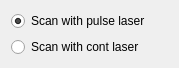
This is scannerselect.ui in budylin/pybotdr as Qt 5 draws it before an edit. The edited form follows.
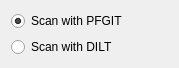
This is the edited form.

Patch:
```diff
--- a/scannerselect.ui
+++ b/scannerselect.ui
@@ -7,7 +7,7 @@
     <x>0</x>
     <y>0</y>
     <width>179</width>
-    <height>57</height>
+    <height>62</height>
    </rect>
   </property>
   <property name="sizePolicy">
@@ -23,7 +23,7 @@
    <item>
     <widget class="QRadioButton" name="pulse">
      <property name="text">
-      <string>Scan with pulse laser</string>
+      <string>Scan with PFGIT</string>
      </property>
      <property name="checked">
       <bool>true</bool>
@@ -33,7 +33,7 @@
    <item>
     <widget class="QRadioButton" name="cont">
      <property name="text">
-      <string>Scan with cont laser</string>
+      <string>Scan with DILT</string>
      </property>
     </widget>
    </item>
```
Left out of the diff: 4 changed lines with no effect on the pictures.
